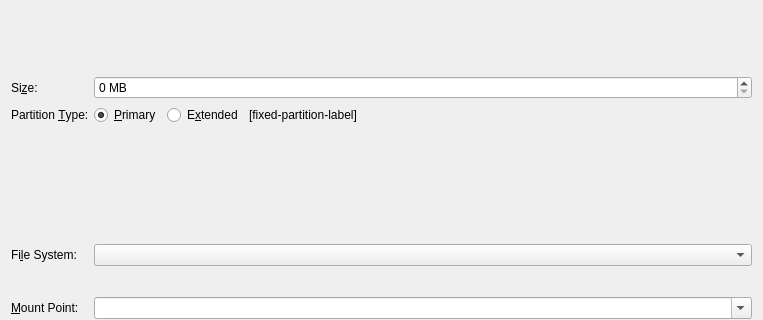
ParrotSec/parrot-installer, file src/modules/partition/gui/CreatePartitionDialog.ui: the form before one commit; both pictures show x 0 to 763 and y 0 to 320 of the 763 by 689 pixel window.
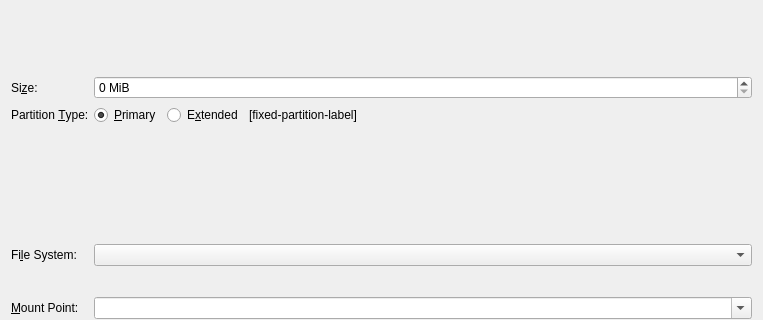
The form after the commit. Custom widgets are drawn as their Qt base class.

```diff
--- a/src/modules/partition/gui/CreatePartitionDialog.ui
+++ b/src/modules/partition/gui/CreatePartitionDialog.ui
@@ -45,7 +45,7 @@
      <item row="0" column="1">
       <widget class="QSpinBox" name="sizeSpinBox">
        <property name="suffix">
-        <string> MB</string>
+        <string> MiB</string>
        </property>
       </widget>
      </item>
```
